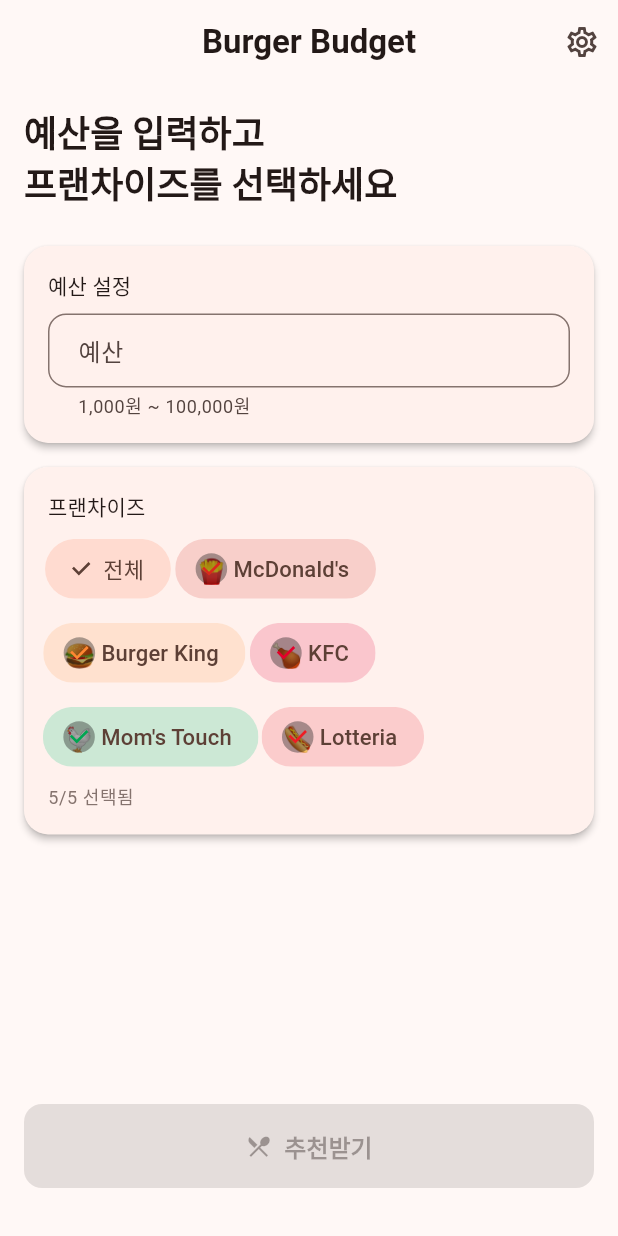
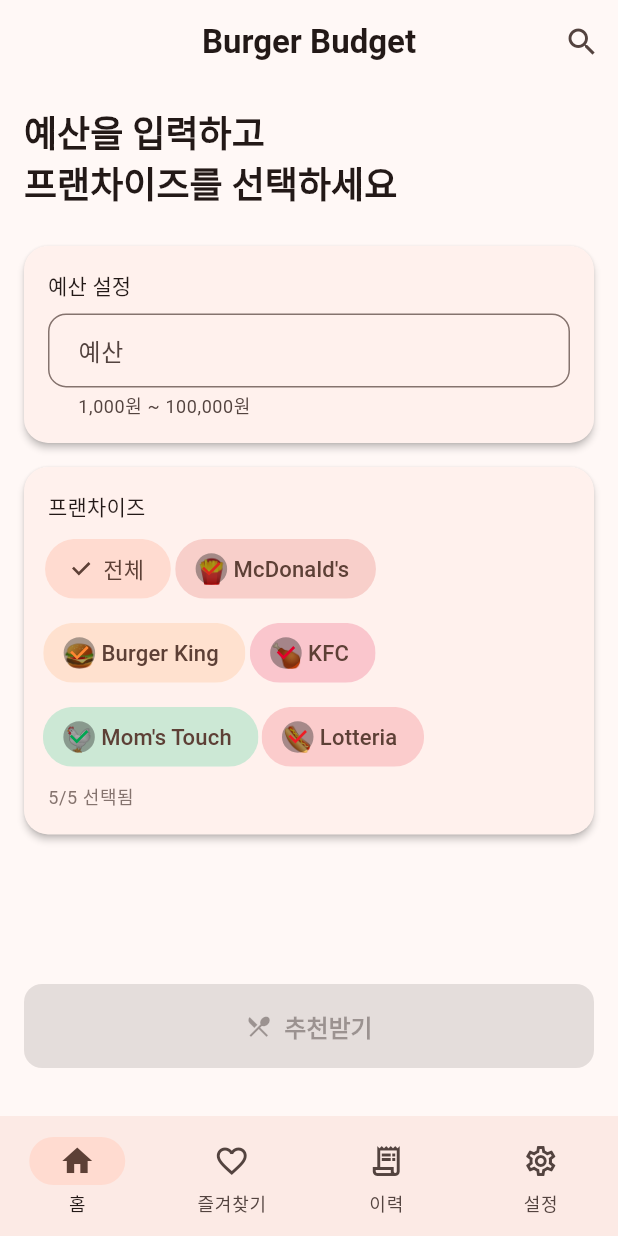
Before and after one commit to sirdeath/burger-budget, a Flutter app: the screen it shows after launch, after a tap on "전체", on a phone screen of 412 x 824 dp. Run offline on Flutter 3.47's test engine with Material 3 defaults, Android fonts, the phone set to English and light mode, and no system bars; our stand-ins replace flutter_riverpod, riverpod_annotation, shared_preferences, sqflite; accounts and stored records are empty; generated files the repository leaves out were written again.

Commit message:
🏗️ arch: 하단 네비게이션 바 도입 (AppShell, 4탭 구조, 검색 진입점)

```diff
--- /dev/null
+++ b/lib/features/app_shell/presentation/providers/navigation_provider.dart
@@ -0,0 +1,13 @@
+import 'package:riverpod_annotation/riverpod_annotation.dart';
+
+part 'navigation_provider.g.dart';
+
+@riverpod
+class NavigationIndex extends _$NavigationIndex {
+  @override
+  int build() => 0;
+
+  void setIndex(int index) {
+    state = index;
+  }
+}
--- /dev/null
+++ b/lib/features/app_shell/presentation/screens/app_shell.dart
@@ -0,0 +1,57 @@
+import 'package:flutter/material.dart';
+import 'package:flutter_riverpod/flutter_riverpod.dart';
+
+import '../../../data_update/presentation/screens/settings_screen.dart';
+import '../../../favorite/presentation/screens/favorites_screen.dart';
+import '../../../history/presentation/screens/history_screen.dart';
+import '../../../recommendation/presentation/screens/home_screen.dart';
+import '../providers/navigation_provider.dart';
+
+class AppShell extends ConsumerWidget {
+  const AppShell({super.key});
+
+  @override
+  Widget build(BuildContext context, WidgetRef ref) {
+    final currentIndex = ref.watch(navigationIndexProvider);
+
+    return Scaffold(
+      body: IndexedStack(
+        index: currentIndex,
+        children: const [
+          HomeScreen(),
+          FavoritesScreen(),
+          HistoryScreen(),
+          SettingsScreen(),
+        ],
+      ),
+      bottomNavigationBar: NavigationBar(
+        selectedIndex: currentIndex,
+        onDestinationSelected: (index) {
+          ref.read(navigationIndexProvider.notifier).setIndex(index);
+        },
+        destinations: const [
+          NavigationDestination(
+            icon: Icon(Icons.home_outlined),
+            selectedIcon: Icon(Icons.home),
+            label: '홈',
+          ),
+          NavigationDestination(
+            icon: Icon(Icons.favorite_border),
+            selectedIcon: Icon(Icons.favorite),
+            label: '즐겨찾기',
+          ),
+          NavigationDestination(
+            icon: Icon(Icons.receipt_long_outlined),
+            selectedIcon: Icon(Icons.receipt_long),
+            label: '이력',
+          ),
+          NavigationDestination(
+            icon: Icon(Icons.settings_outlined),
+            selectedIcon: Icon(Icons.settings),
+            label: '설정',
+          ),
+        ],
+      ),
+    );
+  }
+}
--- a/lib/features/recommendation/presentation/screens/home_screen.dart
+++ b/lib/features/recommendation/presentation/screens/home_screen.dart
@@ -2,7 +2,7 @@
 import 'package:flutter_riverpod/flutter_riverpod.dart';
 
 import '../../../../core/theme/app_spacing.dart';
-import '../../../data_update/presentation/screens/settings_screen.dart';
+import '../../../menu/presentation/screens/menu_search_screen.dart';
 import '../providers/recommendation_provider.dart';
 import '../widgets/budget_input.dart' show BudgetInputWidget;
 import '../widgets/franchise_chips.dart';
@@ -45,11 +45,11 @@
         title: const Text('Burger Budget'),
         actions: [
           IconButton(
-            icon: const Icon(Icons.settings_outlined),
+            icon: const Icon(Icons.search),
             onPressed: () => Navigator.push(
               context,
               MaterialPageRoute<void>(
-                builder: (_) => const SettingsScreen(),
+                builder: (_) => const MenuSearchScreen(),
               ),
             ),
           ),
--- a/lib/main.dart
+++ b/lib/main.dart
@@ -3,7 +3,7 @@
 
 import 'core/theme/app_theme.dart';
 import 'core/theme/theme_provider.dart';
-import 'features/recommendation/presentation/screens/home_screen.dart';
+import 'features/app_shell/presentation/screens/app_shell.dart';
 
 void main() {
   WidgetsFlutterBinding.ensureInitialized();
@@ -22,7 +22,7 @@
       theme: AppTheme.lightTheme,
       darkTheme: AppTheme.darkTheme,
       themeMode: themeMode,
-      home: const HomeScreen(),
+      home: const AppShell(),
       debugShowCheckedModeBanner: false,
     );
   }
```
Also changed, not shown: 1 other file.
